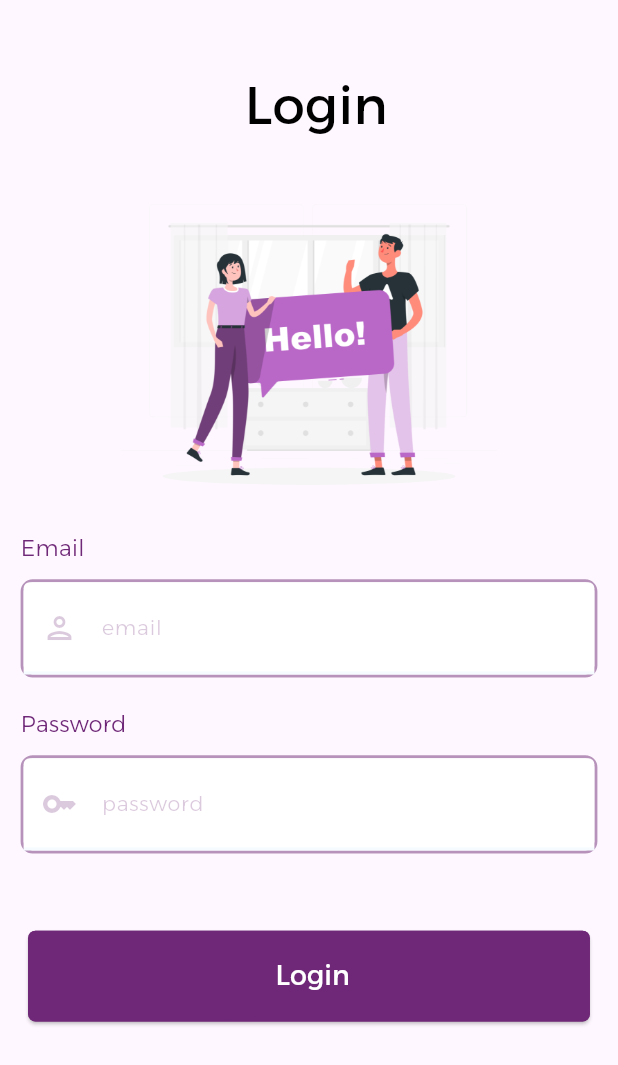
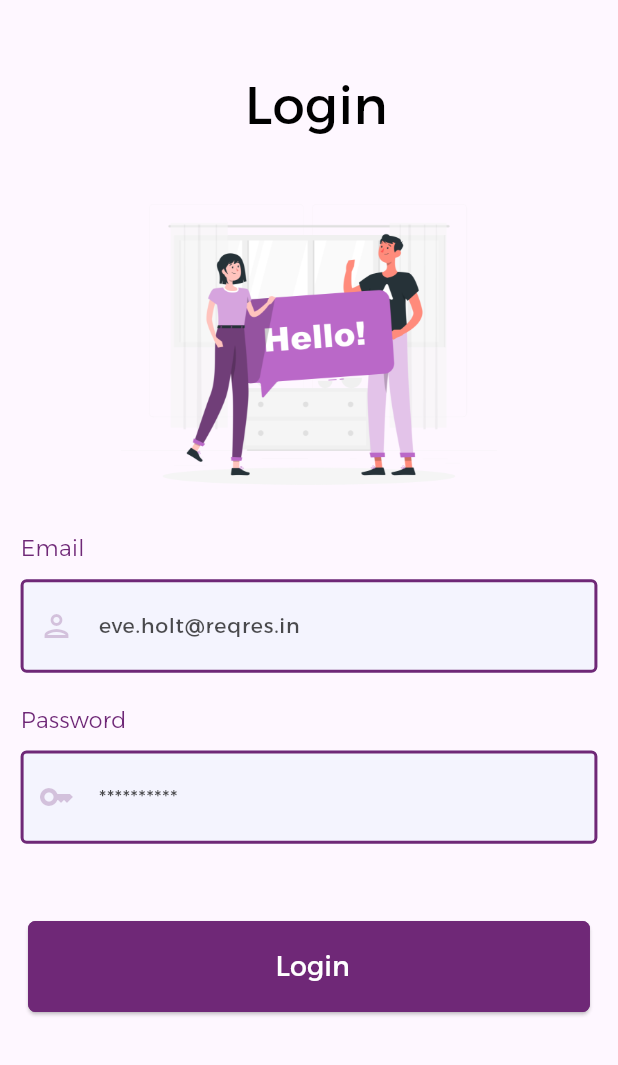
Before and after one commit to RamaDabdoub/taskmanager, a Flutter app: the screen it shows after launch, on a phone screen of 412 x 824 dp. Shown: the top 1065 px of the screen. Run offline on Flutter 3.47's test engine with Material 2 defaults, Android fonts, the phone set to English and light mode, and no system bars; our stand-ins replace bot_toast, connectivity_plus, dartz, firebase_core, flutter_spinkit, geocoding and 3 more; accounts and stored records are empty.

Commit message:
some update

```diff
--- a/lib/ui/shared/custom_widget/custom_text_field.dart
+++ b/lib/ui/shared/custom_widget/custom_text_field.dart
@@ -1,76 +1,68 @@
-
 import 'package:empty_code/ui/shared/colors.dart';
 import 'package:empty_code/ui/shared/utils.dart';
 import 'package:flutter/material.dart';
-
 
 class CustomTextField extends StatelessWidget {
   final Icon? prefixIcon;
   final String hintText;
   final TextEditingController? controller;
   final String? Function(String?)? validator;
-  final double? boxsize;
+  final int boxsize;
 
   final bool obscureText;
 
-  const CustomTextField(
-      {super.key,
+  const CustomTextField({
+    super.key,
     required this.hintText,
     this.controller,
-      this.validator, this.prefixIcon, this.boxsize,   this.obscureText=false,
+    this.validator,
+    this.prefixIcon,
+    required this.boxsize,
+    required this.obscureText,
   });
 
   @override
   Widget build(BuildContext context) {
-
-    return Container(
-         width: screenWidth(1),
-      height:boxsize?? screenWidth(6.3),
-      decoration: BoxDecoration(
-        borderRadius: BorderRadius.circular(8),
-        color: AppColors.whiteColor,
-        border: Border.all(
-          color: AppColors.purpleColor.withOpacity(0.5),
-          width: 2,
-        ),
-      ),
-      child: TextFormField(
+    return TextFormField(
         obscureText: obscureText,
+        obscuringCharacter: '*',
         validator: validator,
         controller: controller,
-          //  maxLines: null,
-          // keyboardType:obscureText? TextInputType.none:TextInputType.multiline,
-          style: TextStyle(color:Color.fromRGBO(0, 0, 0, 0.7),fontSize: screenWidth(30),fontWeight: FontWeight.w400),
+        maxLines: obscureText ? 1 : boxsize,
+        keyboardType: obscureText
+            ? TextInputType.visiblePassword
+            : TextInputType.multiline,
+        style: TextStyle(
+            color: Color.fromRGBO(0, 0, 0, 0.7),
+            fontSize: screenWidth(30),
+            fontWeight: FontWeight.w400),
         decoration: InputDecoration(
-
           prefixIconColor: AppColors.purplelightColor,
           prefixIcon: prefixIcon,
-
-
-            enabledBorder: UnderlineInputBorder(
-              borderSide: BorderSide(color: AppColors.skyColor, width: 2),
+          enabledBorder: OutlineInputBorder(
+            borderSide: BorderSide(color: AppColors.purpleColor, width: 2),
           ),
-            focusedBorder: UnderlineInputBorder(
-              borderSide: BorderSide(color: AppColors.skyColor, width: 2),
+          focusedBorder: OutlineInputBorder(
+            borderSide: BorderSide(color: AppColors.purpleColor, width: 2),
+          ),
+          errorBorder: OutlineInputBorder(
+            borderSide: BorderSide(color: Colors.red, width: 2),
+          ),
+          focusedErrorBorder: OutlineInputBorder(
+            borderSide: BorderSide(color: Colors.red, width: 2),
           ),
           hintText: hintText,
           hintStyle: TextStyle(
-
             color: AppColors.purplelightColor,
             fontWeight: FontWeight.w300,
             fontSize: screenWidth(30),
           ),
-            fillColor: AppColors.whiteColor,
+          fillColor: AppColors.skyColor,
           filled: true,
           contentPadding: EdgeInsets.symmetric(
               vertical: screenWidth(20), horizontal: screenWidth(20)),
-            errorStyle:
-                TextStyle(color: AppColors.purpleColor, fontSize: screenWidth(30)),
-
-
-
-
-          )),
-    );
+          errorStyle: TextStyle(
+              color: AppColors.purpleColor, fontSize: screenWidth(30)),
+        ));
   }
 }
--- a/lib/ui/views/datails_task_view/details_task_view.dart
+++ b/lib/ui/views/datails_task_view/details_task_view.dart
@@ -25,7 +25,8 @@ class _TaskDetailsViewState extends State<TaskDetailsView> {
       Container(
         decoration: BoxDecoration(
           border: Border.all(color: AppColors.purpleColor),
-            borderRadius: BorderRadius.circular(15)),
+            borderRadius: BorderRadius.circular(15),
+            color: AppColors.whiteColor.withOpacity(0.86)),
 
 
         child: Padding(
@@ -35,6 +36,7 @@ class _TaskDetailsViewState extends State<TaskDetailsView> {
             crossAxisAlignment: CrossAxisAlignment.center,
             children: [
               CustomTextField(
+                boxsize: 1,
                 obscureText: false,
                 hintText: 'name',
                 controller: controller.nameController,
@@ -45,8 +47,9 @@ class _TaskDetailsViewState extends State<TaskDetailsView> {
               ),
 
               CustomTextField(
+
                 obscureText: false,
-                 boxsize: screenWidth(4),
+                 boxsize: 6,
                 hintText: 'job',
 
                 controller: controller.jobController,
--- a/lib/ui/views/login_view/login_controller.dart
+++ b/lib/ui/views/login_view/login_controller.dart
@@ -11,8 +11,8 @@ import 'package:get/get.dart';
 
 class LoginController extends GetxController {
   RxString passwordError = ''.obs;
-  TextEditingController emailController = TextEditingController();
-  TextEditingController codeController = TextEditingController();
+  TextEditingController emailController = TextEditingController(text: 'eve.holt@reqres.in');
+  TextEditingController codeController = TextEditingController(text: 'cityslicka');
   GlobalKey<FormState> formKey = GlobalKey<FormState>();
   RxBool isLoading = false.obs;
 
--- a/lib/ui/views/login_view/login_view.dart
+++ b/lib/ui/views/login_view/login_view.dart
@@ -63,6 +63,7 @@ class _LoginViewState extends State<LoginView> {
                         SizedBox(
                             width: screenWidth(1),
                             child: CustomTextField(
+                              boxsize: 1,
                               prefixIcon: Icon(Icons.person_outlined),
                               obscureText: false,
                               hintText: 'email',
@@ -74,9 +75,11 @@ class _LoginViewState extends State<LoginView> {
                                   return "Please Enter Valid Email ";
                               },
                             )),
+
                         SizedBox(
                           height: screenWidth(20),
                         ),
+
                         Customtext(
                           text: 'Password ',
                           textColor: AppColors.purpleColor,
@@ -89,7 +92,7 @@ class _LoginViewState extends State<LoginView> {
                             width: screenWidth(1),
                             child: CustomTextField(
                               obscureText: true,
-
+                             boxsize: 1,
                               prefixIcon: Icon(Icons.key),
                               hintText: 'password ',
                               controller: controller.codeController,
```
Lines whose indentation alone changed are shown as unchanged.
